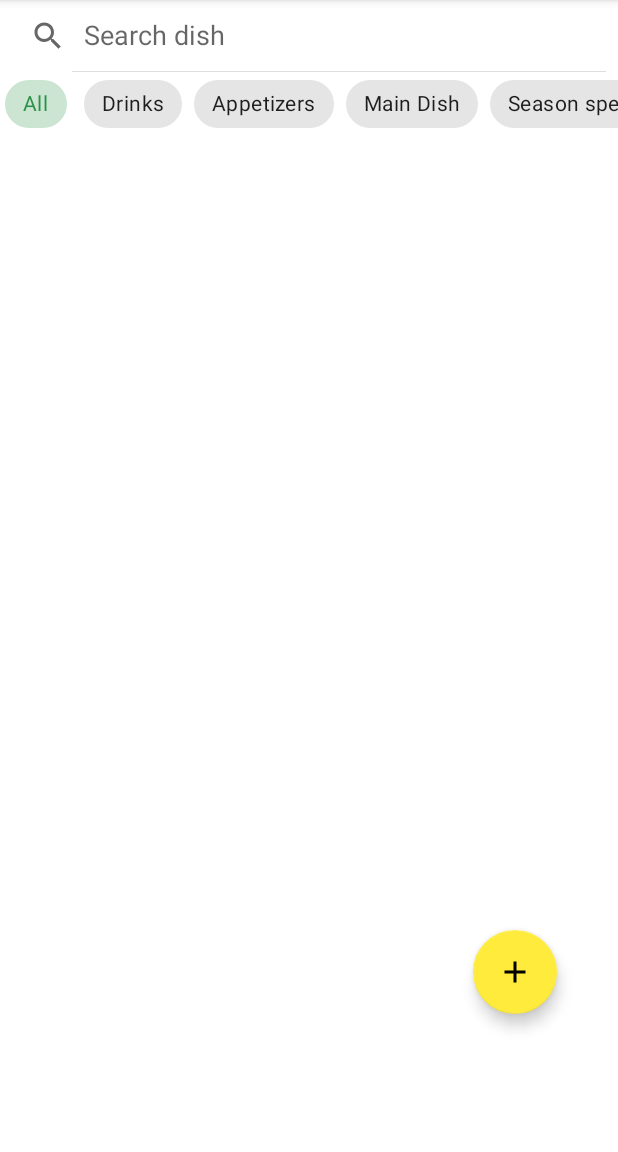
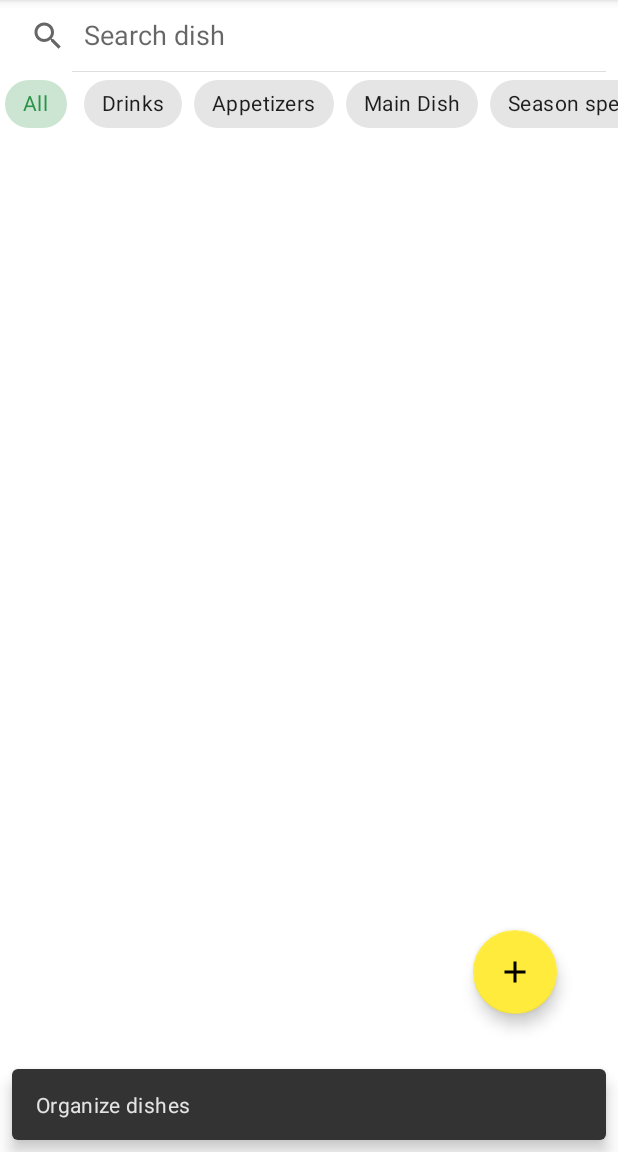
Before and after one commit to M3LNYK/Multimedia_app, an Android app: the screen it shows after launch (ADGC_Activity), in the options menu, after a tap on "Organize dishes", on a phone screen of 412 x 824 dp, the part 84-1236 px from its top. Run offline under Robolectric (Android 15) with nearby library versions, the phone set to English and light mode, and no system bars.

Commit message:
Added snackbar for options menu

```diff
--- a/app/src/main/java/com/example/pdfmenu/ADGC_Activity.java
+++ b/app/src/main/java/com/example/pdfmenu/ADGC_Activity.java
@@ -27,6 +27,7 @@ import com.google.android.material.chip.Chip;
 import com.google.android.material.chip.ChipGroup;
 import com.google.android.material.dialog.MaterialAlertDialogBuilder;
 import com.google.android.material.floatingactionbutton.FloatingActionButton;
+import com.google.android.material.snackbar.Snackbar;
 
 import java.util.ArrayList;
 import java.util.Date;
@@ -298,7 +299,9 @@ public class ADGC_Activity extends AppCompatActivity {
             confirmDishDelete();
         }
         if (id == R.id.item_organize_dish) {
-            Toast.makeText(getApplicationContext(), "Organize dish selected", Toast.LENGTH_LONG).show();
+            Snackbar snackbar = Snackbar
+                    .make(findViewById(android.R.id.content), "Organize dishes", Snackbar.LENGTH_LONG);
+            snackbar.show();
         }
 
         return super.onOptionsItemSelected(item);
```
Also changed, not shown: app/src/main/res/layout/content_test.xml (deleted, +0 -19 lines).
